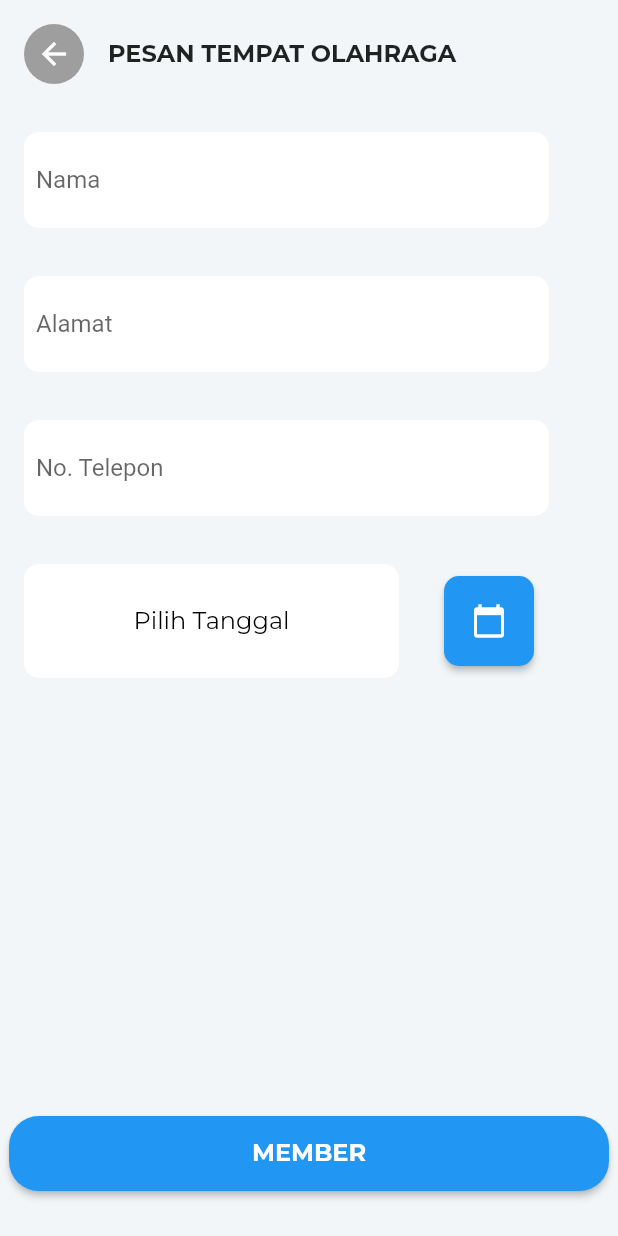
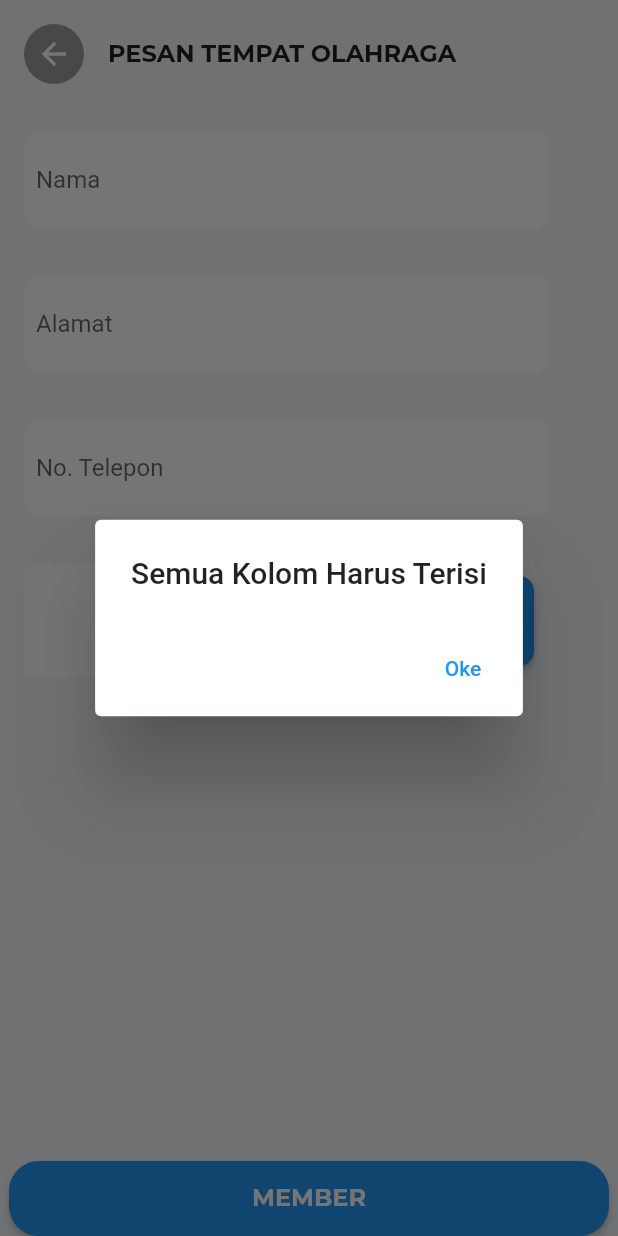
Before and after one commit to AlbienOS/healthy_life_buddy, a Flutter app: the MemberPage screen opened directly, after a tap on "MEMBER", on a phone screen of 412 x 824 dp. Run offline on Flutter 3.47's test engine with Material 2 defaults, Android fonts, the phone set to English and light mode, and no system bars; our stand-ins replace cloud_firestore, firebase_auth, firebase_core, flutter_rating_bar, google_fonts, share; accounts and stored records are empty.

Commit message:
Complete member feature add pop up detail input text and snack bar

```diff
--- a/lib/interface/detail_sports_venue_page.dart
+++ b/lib/interface/detail_sports_venue_page.dart
@@ -229,9 +229,13 @@ class SportsVenuePromotion extends StatelessWidget {
         children: [
           Padding(
             padding: const EdgeInsets.only(left: 16.0, right: 16.0, top: 16.0),
-            child: Text(
-              detailSportsVenueData.discountInfo,
-              style: textTheme.subtitle1?.apply(color: onSurfaceColor),
+            child: Center(
+              child: Text(
+                'BUAT MEMBER',
+                style: GoogleFonts.montserrat(
+                  fontSize: 16,
+                ),
+              ),
             ),
           ),
           Row(
@@ -243,7 +247,7 @@ class SportsVenuePromotion extends StatelessWidget {
                       left: 16.0, right: 16.0, bottom: 16.0, top: 8),
                   child: TextButton(
                     child: Text(
-                      "Ambil",
+                      "BUAT",
                       style: textTheme.button?.apply(
                         color: onPrimaryColor,
                       ),
--- a/lib/interface/member_sports_page.dart
+++ b/lib/interface/member_sports_page.dart
@@ -214,7 +214,7 @@ class _MemberPageState extends State<MemberPage> {
         ),
       ),
       bottomNavigationBar: SizedBox(
-        height: 80,
+        height: 50,
         child: Column(
           children: [
             Row(
@@ -242,6 +242,116 @@ class _MemberPageState extends State<MemberPage> {
                           ),
                         ),
                         onPressed: () {
+                          showDialog(context: context, builder: (context){
+                            if(nameResult.isEmpty){
+                              return AlertDialog(
+                                title: Text('Semua Kolom Harus Terisi'),
+                                actions: [
+                                  TextButton(
+                                    child: Text("Oke"),
+                                    onPressed:  () {
+                                      Navigator.of(context).pop();
+                                    },
+                                  ),
+                                ],
+                              );
+                            } else if(addressResult.isEmpty){
+                              return AlertDialog(
+                                title: Text('Semua Kolom Harus Terisi'),
+                                actions: [
+                                  TextButton(
+                                    child: Text("Oke"),
+                                    onPressed:  () {
+                                      Navigator.of(context).pop();
+                                    },
+                                  ),
+                                ],
+                              );
+                            } else if(telephoneResult.isEmpty){
+                              return AlertDialog(
+                                title: Text('Semua Kolom Harus Terisi'),
+                                actions: [
+                                  TextButton(
+                                    child: Text("Oke"),
+                                    onPressed:  () {
+                                      Navigator.of(context).pop();
+                                    },
+                                  ),
+                                ],
+                              );
+                            }else{
+                              return AlertDialog(
+                                title: Center(
+                                    child: Text('KONFIRMASI')
+                                ),
+                                content: Container(
+                                  height: 300,
+                                  width: 400,
+                                  child:  SingleChildScrollView(
+                                    child: Column(
+                                      crossAxisAlignment: CrossAxisAlignment.start,
+                                      children: [
+                                        Row(
+                                          children: [
+                                            Icon(Icons.person),
+                                            Text('        : ${nameResult}'),
+                                          ],
+                                        ),
+                                        Divider(thickness: 2.0),
+                                        SizedBox(height: 10.0),
+                                        Row(
+                                          children: [
+                                            Icon(Icons.add_location),
+                                            Text('        : ${addressResult}'),
+                                          ],
+                                        ),
+                                        Divider(thickness: 2.0),
+                                        SizedBox(height: 10.0),
+                                        Row(
+                                          children: [
+                                            Icon(Icons.contact_phone),
+                                            Text('        : ${telephoneResult}'),
+                                          ],
+                                        ),
+                                        Divider(thickness: 2.0),
+                                        SizedBox(height: 10.0),
+                                        Row(
+                                          children: [
+                                            Icon(Icons.date_range),
+                                            Text('        : ' + getDateText()),
+                                          ],
+                                        ),
+                                        Divider(thickness: 2.0),
+                                      ],
+                                    ),
+                                  ),
+                                ),
+                                actions: [
+                                  TextButton(
+                                    child: Text("Cancel"),
+                                    onPressed:  () {
+                                      Navigator.pop(context);
+                                    },
+                                  ),
+                                  TextButton(
+                                    child: Text("Oke"),
+                                    onPressed:  () {
+                                      Navigator.pop(context);
+                                      final snackBar = SnackBar(
+                                        content: Text('Pemesanan Berhasil!'),
+                                        action: SnackBarAction(label: 'ULANGI',
+                                            onPressed: (){
+                                            }
+                                        ),
+                                      );
+                                      ScaffoldMessenger.of(context).showSnackBar(snackBar);
+                                    },
+                                  ),
+                                ],
+
+                              );
+                            }
+                          });
                         },
                       ),
                     ),
```
